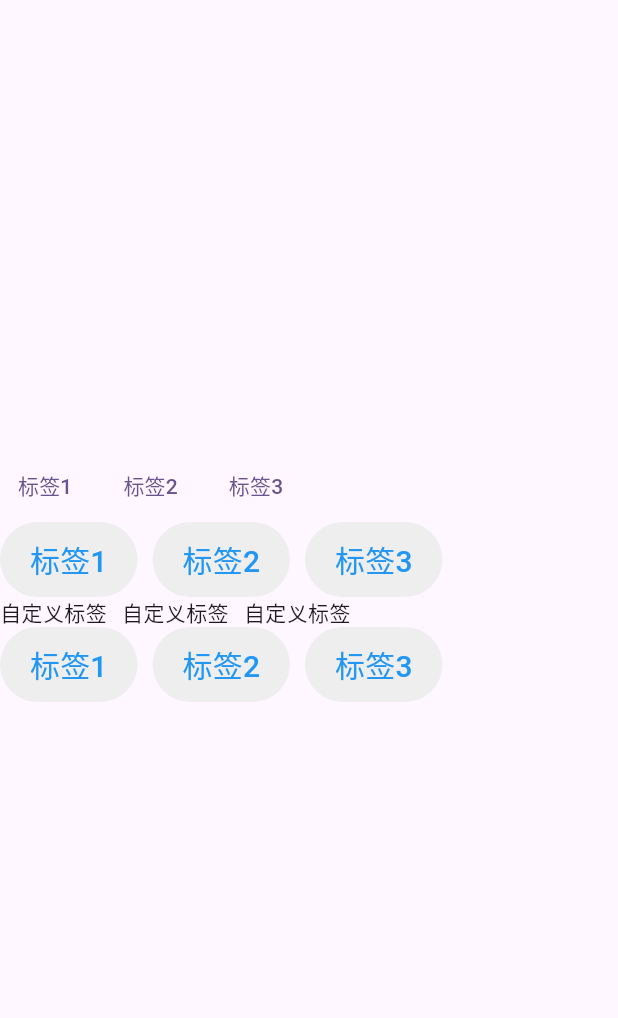
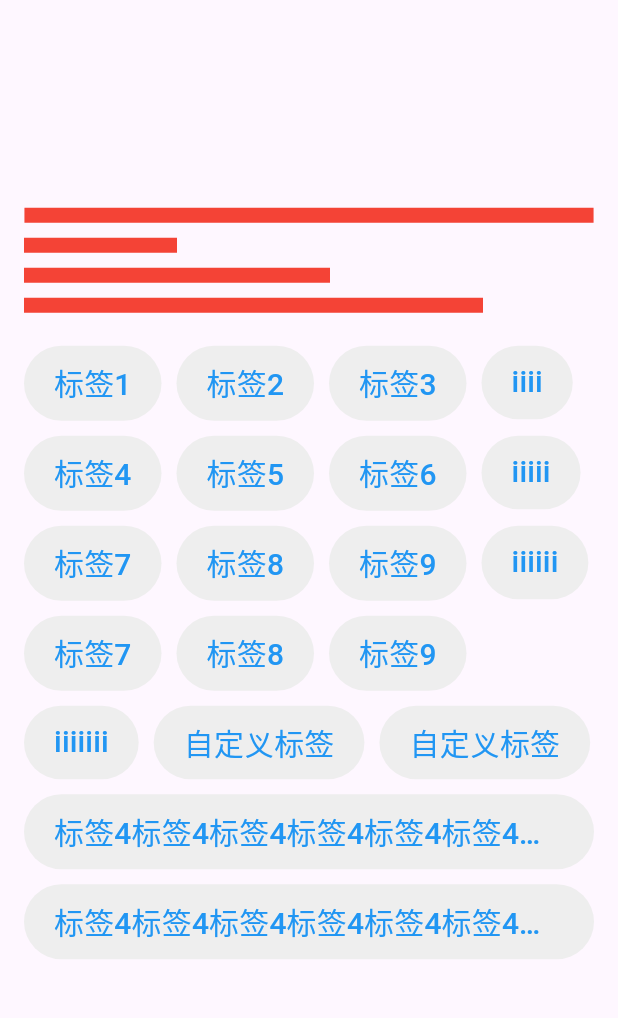
Before and after one commit to flutter-packagist/widgets, a Flutter app: the TagsDemo screen opened directly, on a phone screen of 412 x 824 dp, the part 84-1102 px from its top. Run offline on Flutter 3.47's test engine with Material 3 defaults, Android fonts, the phone set to English and light mode, and no system bars; our stand-ins replace cached_network_image, dio, easy_refresh; missing offline and left inert: network.

Commit message:
fixed: 修复WrapperTags最大行数计算错误问题

```diff
--- a/example/lib/tags_demo.dart
+++ b/example/lib/tags_demo.dart
@@ -23,30 +23,87 @@ class _TagsDemoState extends State<TagsDemo> {
           mainAxisAlignment: MainAxisAlignment.center,
           crossAxisAlignment: CrossAxisAlignment.center,
           children: [
-            WrapperTags(tags: tags),
-            WrapperTags(
-              tags: tags,
-              itemStyle: const TextStyle(color: Colors.blue, fontSize: 20),
-              itemColor: Colors.grey.shade200,
-              itemBorderRadius: BorderRadius.circular(30),
-              itemPadding: const EdgeInsets.symmetric(
-                horizontal: 20,
-                vertical: 10,
+            // WrapperTags(tags: tags),
+            // WrapperTags(
+            //   tags: tags,
+            //   itemStyle: const TextStyle(color: Colors.blue, fontSize: 20),
+            //   itemColor: Colors.grey.shade200,
+            //   itemBorderRadius: BorderRadius.circular(30),
+            //   itemPadding: const EdgeInsets.symmetric(
+            //     horizontal: 20,
+            //     vertical: 10,
+            //   ),
+            //   minimumSize: Size.zero,
+            //   tapTargetSize: MaterialTapTargetSize.shrinkWrap,
+            // ),
+            // WrapperTags(
+            //   tags: tags,
+            //   builder: (context, index) => const Text("自定义标签"),
+            // ),
+            Container(
+              margin: EdgeInsets.only(top: 10),
+              width: 379.42857142857144,
+              height: 10,
+              color: Colors.red,
+            ),
+            Container(
+              margin: const EdgeInsets.only(left: 16),
+              alignment: Alignment.centerLeft,
+              child: Container(
+                margin: const EdgeInsets.only(top: 10),
+                width: 102.0,
+                height: 10,
+                color: Colors.red,
               ),
-              minimumSize: Size.zero,
-              tapTargetSize: MaterialTapTargetSize.shrinkWrap,
+            ),
+            Container(
+              margin: const EdgeInsets.only(left: 16),
+              alignment: Alignment.centerLeft,
+              child: Container(
+                margin: const EdgeInsets.only(top: 10),
+                width: 204.0,
+                height: 10,
+                color: Colors.red,
+              ),
+            ),
+            Container(
+              margin: const EdgeInsets.only(left: 16),
+              alignment: Alignment.centerLeft,
+              child: Container(
+                margin: const EdgeInsets.only(top: 10),
+                width: 306.0,
+                height: 10,
+                color: Colors.red,
+              ),
             ),
             WrapperTags(
-              tags: tags,
-              builder: (context, index) => const Text("自定义标签"),
-            ),
-            WrapperTags(
+              margin: const EdgeInsets.only(left: 16, top: 22, right: 16),
+              // padding: const EdgeInsets.symmetric(horizontal: 16, vertical: 10),
               tags: const [
                 "标签1",
                 "标签2",
                 "标签3",
+                "iiii",
+                "标签4",
+                "标签5",
+                "标签6",
+                "iiiii",
+                "标签7",
+                "标签8",
+                "标签9",
+                "iiiiii",
+                "标签7",
+                "标签8",
+                "标签9",
+                "iiiiiii",
+                "自定义标签",
+                "自定义标签",
                 "标签4标签4标签4标签4标签4标签4标签4标签4标签4标签4标签4标签4标签4标签4标签4标签4",
-                "自定义标签"
+                "标签4标签4标签4标签4标签4标签4标签4标签4标签4标签4标签4标签4标签4标签4标签4标签4",
+                "自定义标签",
+                "iiiiiii",
+                "自定义标签",
+                "自定义标签",
               ],
               itemStyle: const TextStyle(color: Colors.blue, fontSize: 20),
               itemColor: Colors.grey.shade200,
@@ -55,9 +112,7 @@ class _TagsDemoState extends State<TagsDemo> {
                 horizontal: 20,
                 vertical: 10,
               ),
-              minimumSize: Size.zero,
-              tapTargetSize: MaterialTapTargetSize.shrinkWrap,
-              maxLines: 1,
+              maxLines: 7,
             ),
           ],
         ),
--- a/lib/tags/tags.dart
+++ b/lib/tags/tags.dart
@@ -56,9 +56,12 @@ class WrapperTags extends StatefulWidget {
 }
 
 class _WrapperTagsState extends State<WrapperTags> {
+  List tagsRenderList = [];
+
   @override
   Widget build(BuildContext context) {
     if (widget.tags.isEmpty) return const SizedBox.shrink();
+    tagsRenderList = getTagsRenderList();
     return Container(
       color: widget.backgroundColor,
       margin: widget.margin,
@@ -99,7 +102,7 @@ class _WrapperTagsState extends State<WrapperTags> {
           ),
         ),
         splashFactory: widget.splashFactory,
-        tapTargetSize: widget.tapTargetSize,
+        tapTargetSize: widget.tapTargetSize ?? MaterialTapTargetSize.shrinkWrap,
         minimumSize: MaterialStateProperty.all(widget.minimumSize ?? Size.zero),
       ),
       child: Text(
@@ -111,14 +114,16 @@ class _WrapperTagsState extends State<WrapperTags> {
     );
   }
 
-  List get tagsRenderList {
+  List getTagsRenderList() {
     if (widget.maxLines == null) return widget.tags;
+    // 布局宽度
     var layoutWidth = MediaQuery.of(context).size.width -
         (widget.margin?.horizontal ?? 0) -
         (widget.padding?.horizontal ?? 0);
-    var maxLines = widget.maxLines!;
-    var tagsWidth = 0.0;
-    var tagsRenderList = [];
+    var maxLines = widget.maxLines!; // 最大行数
+    var tagsInLine = 0; // 当前行的 tag 数量
+    var tagsWidth = 0.0; // 当前行的 tag 宽度
+    var tagsRenderList = []; // 渲染的 tag 列表
     for (int i = 0; i < widget.tags.length; i++) {
       var tag = widget.tags[i];
       if (tag is! String) return widget.tags;
@@ -129,12 +134,22 @@ class _WrapperTagsState extends State<WrapperTags> {
         overflow: TextOverflow.ellipsis,
       );
       renderParagraph.layout(BoxConstraints(maxWidth: layoutWidth));
+      if (tagsWidth > 0) tagsWidth += widget.spacing;
       tagsWidth += renderParagraph.textSize.width;
       tagsWidth += widget.itemPadding?.horizontal ?? 0;
+      tagsInLine++;
       if (tagsWidth > layoutWidth) {
-        if (--maxLines <= 0) break;
+        // 如果当前行只有一个 tag，直接渲染
+        if (tagsInLine == 1) {
+          tagsRenderList.add(tag);
+          ++i;
+        }
+        // 超出最大行数，结束循环
+        if (--maxLines < 1) break;
         tagsWidth = 0.0;
+        tagsInLine = 0;
         --i;
+        continue;
       }
       tagsRenderList.add(tag);
     }
```
